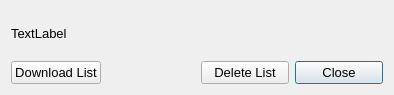
The window that DownloaderForReddit/UnfinishedDownloadsDialog.ui (MalloyDelacroix/DownloaderForReddit) describes before a commit, drawn with Qt 5.
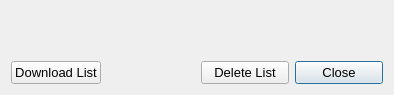
The same window after the commit.

Commit message: Various GUI fixes related to unfinished downloads

```diff
--- a/DownloaderForReddit/UnfinishedDownloadsDialog.ui
+++ b/DownloaderForReddit/UnfinishedDownloadsDialog.ui
@@ -24,7 +24,7 @@
      <item row="0" column="0">
       <widget class="QLabel" name="label">
        <property name="text">
-        <string>TextLabel</string>
+        <string/>
        </property>
       </widget>
      </item>
```
The commit also changes 6 other files.
